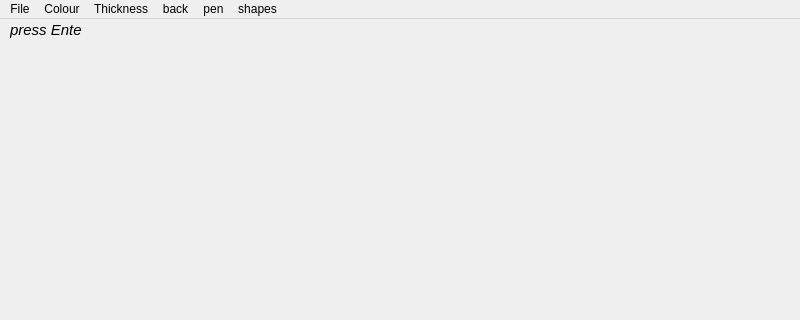
Above: mainwindow.ui from exquet/Paint before the change; both pictures show x 0 to 800 and y 0 to 320 of the 800 by 600 pixel window. Below: the same form after it.
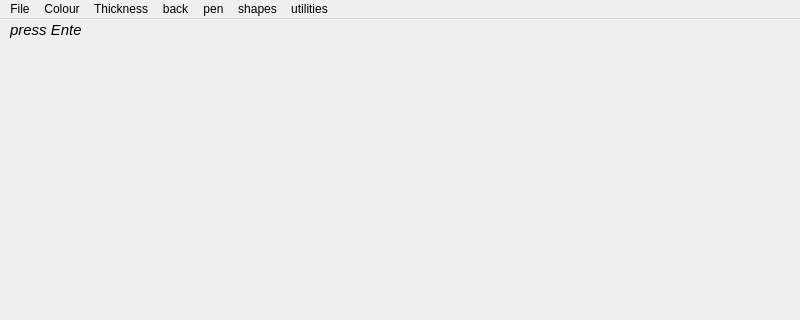
That is the form after the change.

Commit message: rendering the grid

Diff of the .ui file:
```diff
--- a/mainwindow.ui
+++ b/mainwindow.ui
@@ -99,12 +99,19 @@
     <addaction name="actiontext"/>
     <addaction name="actionpolygon"/>
    </widget>
+   <widget class="QMenu" name="menuutilities">
+    <property name="title">
+     <string>utilities</string>
+    </property>
+    <addaction name="actiongrid"/>
+   </widget>
    <addaction name="menuFile"/>
    <addaction name="menuColour"/>
    <addaction name="menuThickness"/>
    <addaction name="menuback"/>
    <addaction name="menufill"/>
    <addaction name="menushapes"/>
+   <addaction name="menuutilities"/>
   </widget>
   <action name="actionClear">
    <property name="text">
```
Left out of the diff: 8 changed lines with no effect on the pictures. The commit also changes 1 other file.
